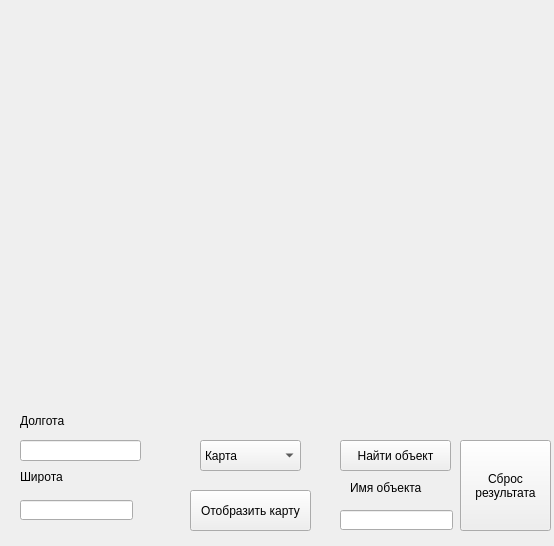
Before: the Qt Designer form untitled.ui in tofu18/YandexMapsApi, drawn with Qt 5.
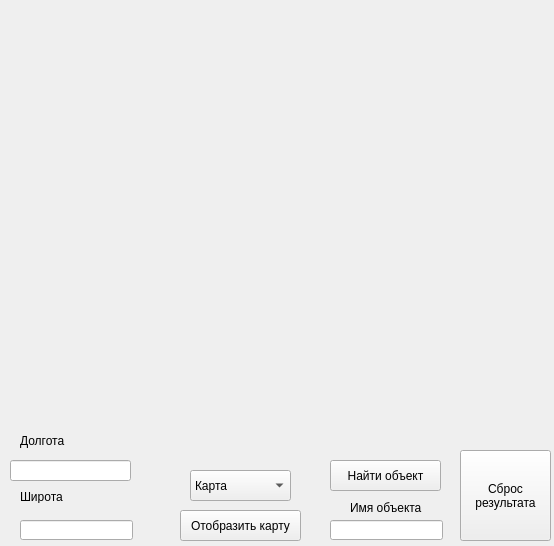
After: the same form once the commit is applied.

Commit message: №8 not ready

Diff of the .ui file:
```diff
--- a/untitled.ui
+++ b/untitled.ui
@@ -16,8 +16,8 @@
   <widget class="QLineEdit" name="lineEdit">
    <property name="geometry">
     <rect>
-     <x>20</x>
-     <y>440</y>
+     <x>10</x>
+     <y>460</y>
      <width>121</width>
      <height>21</height>
     </rect>
@@ -36,7 +36,7 @@
    <property name="geometry">
     <rect>
      <x>20</x>
-     <y>410</y>
+     <y>430</y>
      <width>171</width>
      <height>21</height>
     </rect>
@@ -48,10 +48,10 @@
   <widget class="QPushButton" name="pushButton">
    <property name="geometry">
     <rect>
-     <x>190</x>
-     <y>490</y>
+     <x>180</x>
+     <y>510</y>
      <width>121</width>
-     <height>41</height>
+     <height>31</height>
     </rect>
    </property>
    <property name="focusPolicy">
@@ -65,7 +65,7 @@
    <property name="geometry">
     <rect>
      <x>20</x>
-     <y>500</y>
+     <y>520</y>
      <width>113</width>
      <height>20</height>
     </rect>
@@ -81,7 +81,7 @@
    <property name="geometry">
     <rect>
      <x>20</x>
-     <y>470</y>
+     <y>490</y>
      <width>47</width>
      <height>13</height>
     </rect>
@@ -93,8 +93,8 @@
   <widget class="QComboBox" name="comboBox">
    <property name="geometry">
     <rect>
-     <x>200</x>
-     <y>440</y>
+     <x>190</x>
+     <y>470</y>
      <width>101</width>
      <height>31</height>
     </rect>
@@ -124,8 +124,8 @@
   <widget class="QLineEdit" name="lineEdit_3">
    <property name="geometry">
     <rect>
-     <x>340</x>
-     <y>510</y>
+     <x>330</x>
+     <y>520</y>
      <width>113</width>
      <height>20</height>
     </rect>
@@ -138,7 +138,7 @@
    <property name="geometry">
     <rect>
      <x>350</x>
-     <y>480</y>
+     <y>500</y>
      <width>101</width>
      <height>16</height>
     </rect>
@@ -150,8 +150,8 @@
   <widget class="QPushButton" name="pushButton_2">
    <property name="geometry">
     <rect>
-     <x>340</x>
-     <y>440</y>
+     <x>330</x>
+     <y>460</y>
      <width>111</width>
      <height>31</height>
     </rect>
@@ -167,7 +167,7 @@
    <property name="geometry">
     <rect>
      <x>460</x>
-     <y>440</y>
+     <y>450</y>
      <width>91</width>
      <height>91</height>
     </rect>
```
The commit also changes 1 other file.
